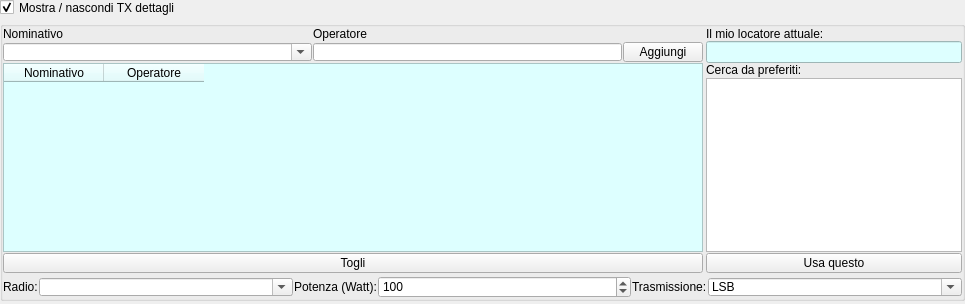
Old version of the form tx.ui in the repository DoppiaZeta/RFLog.
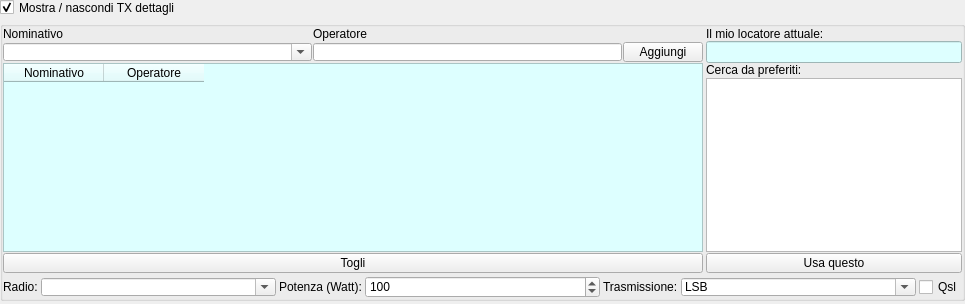
New version of the form.

```diff
--- a/tx.ui
+++ b/tx.ui
@@ -173,9 +173,9 @@
           </layout>
          </item>
          <item row="6" column="0" colspan="2">
-          <layout class="QHBoxLayout" name="horizontalLayout_2" stretch="0,1,0,1,0,1">
+          <layout class="QHBoxLayout" name="horizontalLayout_2" stretch="0,1,0,1,0,1,0">
            <property name="spacing">
-            <number>1</number>
+            <number>3</number>
            </property>
            <property name="topMargin">
             <number>3</number>
@@ -295,6 +295,13 @@
              </item>
             </widget>
            </item>
+           <item>
+            <widget class="QCheckBox" name="qsl">
+             <property name="text">
+              <string>Qsl</string>
+             </property>
+            </widget>
+           </item>
           </layout>
          </item>
          <item row="0" column="1" rowspan="6">
```
Left out of the diff: 17 changed lines with no effect on the pictures.
